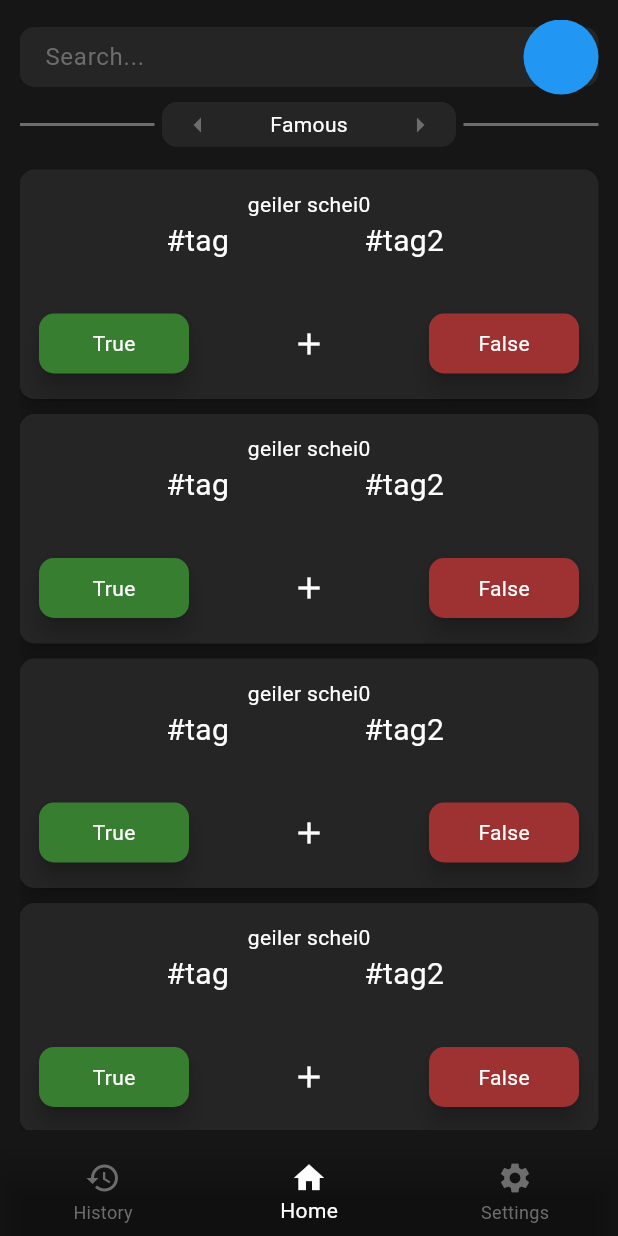
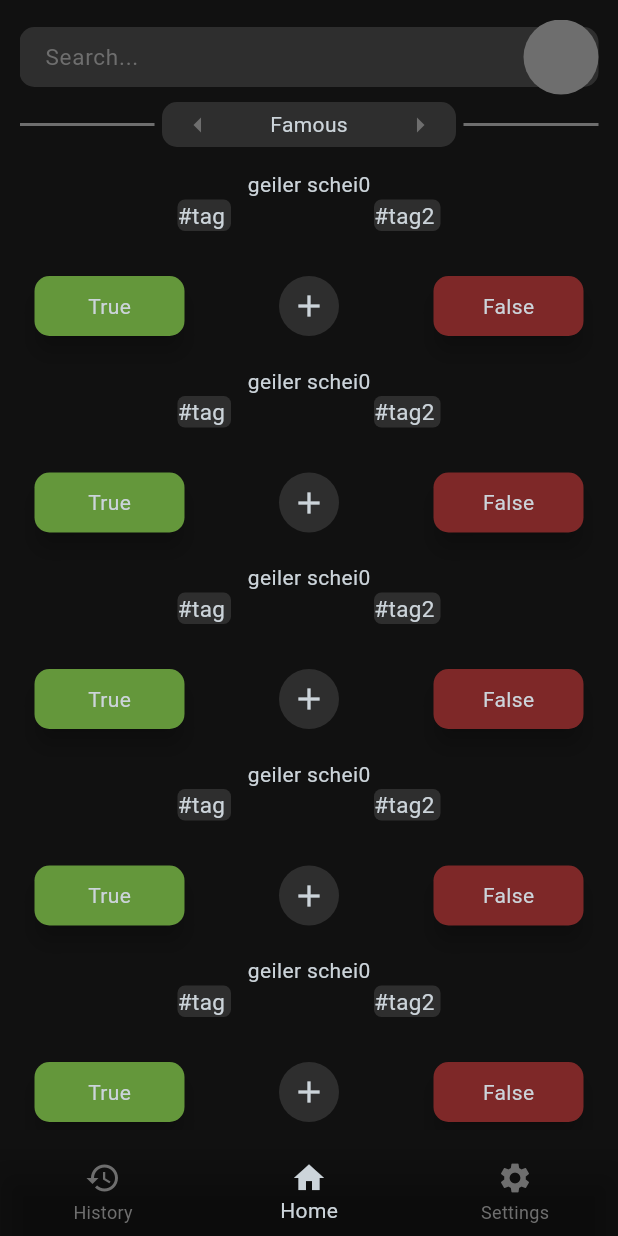
Before and after one commit to Raphael2b3/swarmintelligencemobile, a Flutter app: the screen it shows after launch, item 2 of the bottom bar chosen, on a phone screen of 412 x 824 dp. Run offline on Flutter 3.47's test engine with Material 3 defaults, Android fonts, the phone set to English and light mode, and no system bars; our stand-ins replace go_router; missing offline and left inert: dart:ffi.

Commit message:
Refactor UI widget code

```diff
--- a/lib/constants/styles.dart
+++ b/lib/constants/styles.dart
@@ -1,17 +1,40 @@
 import 'dart:ui';
+import 'package:flutter/material.dart';
 
 class AppColors {
   static const Color black = Color(0xFF000000);
 
-  static const Color red = Color.fromARGB(255, 158, 50, 50);
+  static const Color red = Color.fromARGB(255, 126, 40, 40);
 
-  static const Color green = Color.fromARGB(255, 55, 126, 48);
+  static const Color green = Color.fromARGB(255, 100, 151, 59);
 
-  static const Color highlightdark = Color.fromRGBO(37, 37, 37, 1);
+  static const Color highlightdark = Color.fromRGBO(46, 46, 46, 1);
 
-  static const Color backgroundark = Color(0xFF161616);
+  static const Color backgroundark = Color.fromARGB(255, 17, 17, 17);
 
-  static const Color primaryText = Color(0xFFFFFFFF);
+  static const Color primaryText = Color.fromARGB(255, 204, 212, 218);
 
-  static const Color secondary = Color.fromARGB(255, 109, 109, 109);
+  static const Color secondary = Color.fromARGB(255, 110, 110, 110);
 }
+
+class TextStyles {
+  static const TextStyle tag = TextStyle(
+    color: AppColors.primaryText,
+    fontSize: 15,
+  );
+
+  static const TextStyle header = TextStyle(
+    color: AppColors.primaryText,
+    fontSize: 24,
+  );
+
+  static const TextStyle highlighted = TextStyle(
+    color: AppColors.primaryText,
+    fontSize: 20,
+  );
+
+  static const TextStyle hintText = TextStyle(
+    color: AppColors.secondary,
+    fontSize: 15,
+  );
+}
--- a/lib/ui/screens/add_server.dart
+++ b/lib/ui/screens/add_server.dart
@@ -1,4 +1,5 @@
 import 'package:flutter/material.dart';
+import 'package:swarmintelligencemobile/constants/styles.dart';
 import 'package:swarmintelligencemobile/ui/widgets/modelviews/login_server_connection.dart';
 
 class AddServerPage extends StatelessWidget {
@@ -8,9 +9,9 @@ class AddServerPage extends StatelessWidget {
   Widget build(BuildContext context) {
     return Column(
       children: [
-        const Text(
+        Text(
           "Add Server",
-          style: TextStyle(fontSize: 20),
+          style: TextStyles.highlighted,
         ),
         Column(
           children: [LoginServerConnection()],
--- a/lib/ui/widgets/inputs/buttons/addbutton.dart
+++ b/lib/ui/widgets/inputs/buttons/addbutton.dart
@@ -7,10 +7,20 @@ class AddButton extends StatelessWidget {
 
   @override
   Widget build(BuildContext context) {
-    return IconButton(
-      color: AppColors.primaryText,
-      icon: const Icon(Icons.add),
-      onPressed: onPressed,
+    return Container(
+      height: 40,
+      width: 40,
+      alignment: Alignment.center,
+      decoration: BoxDecoration(
+        color: AppColors.highlightdark,
+        borderRadius: BorderRadius.circular(40),
+      ),
+      child: IconButton(
+        alignment: Alignment.center,
+        color: AppColors.primaryText,
+        icon: const Icon(Icons.add, color: AppColors.primaryText),
+        onPressed: onPressed,
+      ),
     );
   }
 }
--- a/lib/ui/widgets/inputs/buttons/clickable_card.dart
+++ b/lib/ui/widgets/inputs/buttons/clickable_card.dart
@@ -1,20 +1,19 @@
 import 'package:flutter/material.dart';
+import 'package:swarmintelligencemobile/constants/styles.dart';
 
 class ClickableCard extends StatelessWidget {
   final Widget child;
   final void Function() onClick;
+  final BorderRadius borderRadius;
 
-  const ClickableCard({super.key, required this.child, required this.onClick});
+  final Color color;
+  const ClickableCard(
+      {super.key,
+      required this.child,
+      required this.onClick,
+      this.borderRadius = const BorderRadius.all(Radius.circular(10)),
+      this.color = AppColors.secondary});
 
-  factory ClickableCard.coloumn(
-      {key, required List<Widget> children, required onClick}) {
-    return ClickableCard(
-        key: key, onClick: onClick, child: Column(children: children));
-  }
-
-  factory ClickableCard.row(
-          {key, required List<Widget> children, required onClick}) =>
-      ClickableCard(key: key, onClick: onClick, child: Row(children: children));
   @override
   Widget build(BuildContext context) {
     return Container(
@@ -22,10 +21,10 @@ class ClickableCard extends StatelessWidget {
       child: Material(
         elevation: 6,
         shadowColor: Colors.black,
-        color: const Color.fromRGBO(37, 37, 37, 1),
-        borderRadius: BorderRadius.circular(10),
+        color: color,
+        borderRadius: borderRadius,
         child: InkWell(
-          borderRadius: BorderRadius.circular(10),
+          borderRadius: borderRadius,
           onTap: onClick,
           child: Container(
             padding: const EdgeInsets.all(13),
--- a/lib/ui/widgets/inputs/buttons/clickabletext.dart
+++ b/lib/ui/widgets/inputs/buttons/clickabletext.dart
@@ -1,4 +1,5 @@
 import 'package:flutter/material.dart';
+import 'package:swarmintelligencemobile/constants/styles.dart';
 
 class ClickableText extends StatelessWidget {
   final String text;
@@ -7,12 +8,16 @@ class ClickableText extends StatelessWidget {
 
   @override
   Widget build(BuildContext context) {
-    return InkWell(
-      onTap: onClick,
+    return Material(
+      color: AppColors.highlightdark,
       borderRadius: BorderRadius.circular(5),
-      child: Text(
-        text,
-        style: const TextStyle(fontSize: 20),
+      child: InkWell(
+        onTap: onClick,
+        borderRadius: BorderRadius.circular(5),
+        child: Text(
+          text,
+          style: TextStyles.tag,
+        ),
       ),
     );
   }
--- a/lib/ui/widgets/inputs/buttons/settingcircle.dart
+++ b/lib/ui/widgets/inputs/buttons/settingcircle.dart
@@ -1,5 +1,6 @@
 import 'package:flutter/material.dart';
 import 'package:go_router/go_router.dart';
+import 'package:swarmintelligencemobile/constants/styles.dart';
 
 class SettingCircle extends StatelessWidget {
   const SettingCircle({super.key});
@@ -12,7 +13,7 @@ class SettingCircle extends StatelessWidget {
       height: height,
       width: height,
       decoration: BoxDecoration(
-          color: Colors.blue, borderRadius: BorderRadius.circular(40)),
+          color: AppColors.secondary, borderRadius: BorderRadius.circular(40)),
       child: Material(
         color: Colors.transparent,
         child: InkWell(
--- a/lib/ui/widgets/inputs/default_textfield.dart
+++ b/lib/ui/widgets/inputs/default_textfield.dart
@@ -57,7 +57,7 @@ class _DefaultTextFieldState extends State<DefaultTextField> {
                       color: AppColors.primaryText,
                     ))
                 : null,
-            hintStyle: const TextStyle(color: AppColors.secondary),
+            hintStyle: TextStyles.hintText,
             hintText: widget.hintText,
             contentPadding: const EdgeInsets.only(left: 13),
             border: const OutlineInputBorder(borderSide: BorderSide.none)),
--- a/lib/ui/widgets/inputs/expandable_card.dart
+++ b/lib/ui/widgets/inputs/expandable_card.dart
@@ -22,8 +22,9 @@ class _ExpandableCardState extends State<ExpandableCard> {
 
   @override
   Widget build(BuildContext context) {
-    return ClickableCard.coloumn(
+    return ClickableCard(
         onClick: expand,
-        children: [widget.child, if (expanded) widget.hiddenchild]);
+        child:
+            Column(children: [widget.child, if (expanded) widget.hiddenchild]));
   }
 }
--- a/lib/ui/widgets/modelviews/login_server_connection.dart
+++ b/lib/ui/widgets/modelviews/login_server_connection.dart
@@ -20,7 +20,8 @@ class LoginServerConnection extends StatelessWidget {
 
   @override
   Widget build(BuildContext context) {
-    return DefaultCard.coloumn(
+    return DefaultCard(
+        child: Column(
       children: [
         DefaultTextField(
           hintText: "Server name... [You decide]",
@@ -45,6 +46,6 @@ class LoginServerConnection extends StatelessWidget {
           text: "Login",
         ),
       ],
-    );
+    ));
   }
 }
--- a/lib/ui/widgets/modelviews/statement/statement.dart
+++ b/lib/ui/widgets/modelviews/statement/statement.dart
@@ -1,7 +1,6 @@
 import 'package:flutter/material.dart';
 import 'package:swarmintelligencemobile/ui/widgets/inputs/buttons/addbutton.dart';
 import 'package:swarmintelligencemobile/ui/widgets/inputs/buttons/votebutton.dart';
-import 'package:swarmintelligencemobile/ui/widgets/inputs/expandable_card.dart';
 import 'package:swarmintelligencemobile/ui/widgets/primitives/taglist.dart';
 
 class Statement extends StatelessWidget {
@@ -11,8 +10,8 @@ class Statement extends StatelessWidget {
 
   @override
   Widget build(BuildContext context) {
-    return ExpandableCard(
-      hiddenchild: const Placeholder(),
+    return Container(
+      padding: const EdgeInsets.all(10),
       child: Column(
         children: [
           Text(
--- a/lib/ui/widgets/modelviews/statement/statementmoreoptions.dart
+++ b/lib/ui/widgets/modelviews/statement/statementmoreoptions.dart
@@ -8,7 +8,8 @@ class StatementMoreOptions extends StatelessWidget {
 
   @override
   Widget build(BuildContext context) {
-    return DefaultCard.coloumn(
+    return DefaultCard(
+        child: Column(
       children: [
         const Text(
           "widget.text",
@@ -23,6 +24,6 @@ class StatementMoreOptions extends StatelessWidget {
           ],
         )
       ],
-    );
+    ));
   }
 }
--- a/lib/ui/widgets/primitives/default_card.dart
+++ b/lib/ui/widgets/primitives/default_card.dart
@@ -3,14 +3,6 @@ import 'package:flutter/cupertino.dart';
 class DefaultCard extends StatelessWidget {
   final Widget child;
   const DefaultCard({super.key, required this.child});
-
-  factory DefaultCard.coloumn({key, required List<Widget> children}) {
-    return DefaultCard(key: key, child: Column(children: children));
-  }
-
-  factory DefaultCard.row({key, required List<Widget> children}) {
-    return DefaultCard(key: key, child: Row(children: children));
-  }
 
   @override
   Widget build(BuildContext context) {
```
